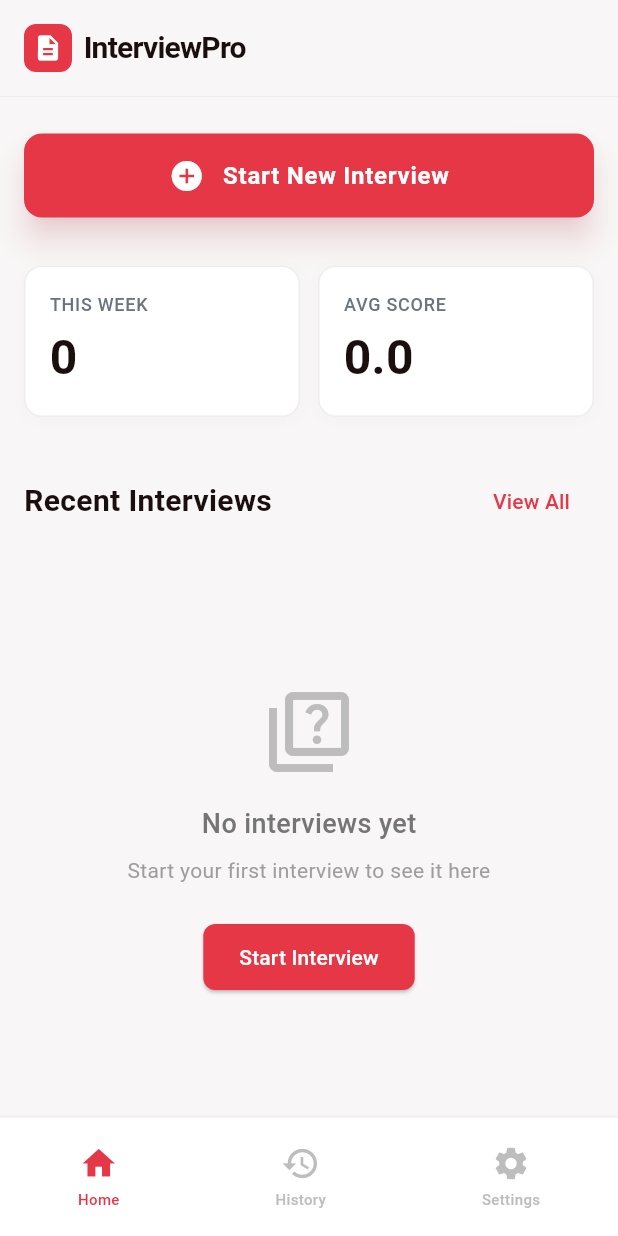
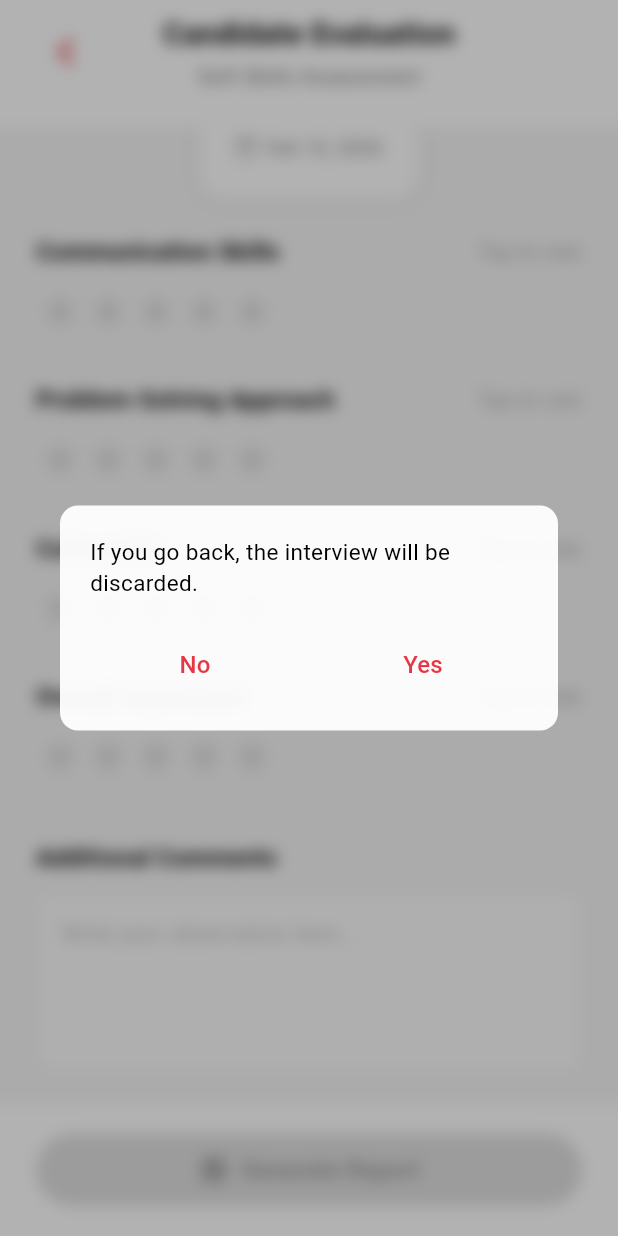
Before and after one commit to ZK-NIAZI/InterviewPro, a Flutter app: the CandidateEvaluationPage screen opened by its route, scrolled down 122 dp, after a tap on the "chevron left" icon, on a phone screen of 412 x 824 dp. Run offline on Flutter 3.47's test engine with Material 3 defaults, Android fonts, the phone set to English and light mode, and no system bars; our stand-ins replace appwrite, audioplayers, equatable, get_it, go_router, hive and 5 more; missing offline and left inert: record; accounts and stored records are empty; network calls fail.

Commit message:
add back navigation confirmation dialog

```diff
--- a/lib/features/interview/presentation/pages/candidate_evaluation_page.dart
+++ b/lib/features/interview/presentation/pages/candidate_evaluation_page.dart
@@ -11,6 +11,7 @@ import '../../../../shared/domain/repositories/interview_repository.dart';
 import '../providers/evaluation_provider.dart';
 import '../widgets/candidate_info_card.dart';
 import '../widgets/evaluation_form_widget.dart';
+import '../widgets/back_navigation_dialog.dart';
 
 /// Candidate evaluation screen for assessing soft skills and generating reports
 class CandidateEvaluationPage extends StatefulWidget {
@@ -85,6 +86,36 @@ class _CandidateEvaluationPageState extends State<CandidateEvaluationPage> {
         systemNavigationBarColor: Colors.white,
         systemNavigationBarIconBrightness: Brightness.dark,
       ),
+      child: PopScope(
+        canPop: false,
+        onPopInvokedWithResult: (bool didPop, dynamic result) async {
+          if (didPop) return;
+
+          final provider = context.read<EvaluationProvider>();
+          if (provider.isSaved) {
+            if (mounted) {
+              context.go(AppRouter.dashboard);
+            }
+            return;
+          }
+
+          final navigator = context;
+          final shouldPop = await BackNavigationDialog.show(navigator);
+          if (shouldPop == true) {
+            // Delete the interview from database
+            try {
+              final interviewRepository = sl<InterviewRepository>();
+              await interviewRepository.deleteInterview(widget.interviewId);
+              debugPrint('✅ Interview ${widget.interviewId} deleted');
+            } catch (e) {
+              debugPrint('❌ Error deleting interview: $e');
+            }
+
+            if (mounted) {
+              navigator.go(AppRouter.dashboard);
+            }
+          }
+        },
         child: Scaffold(
           backgroundColor: Colors.grey[100],
           body: Column(
@@ -106,6 +137,7 @@ class _CandidateEvaluationPageState extends State<CandidateEvaluationPage> {
             ],
           ),
         ),
+      ),
     );
   }
 
@@ -117,7 +149,30 @@ class _CandidateEvaluationPageState extends State<CandidateEvaluationPage> {
         children: [
           // Back button
           GestureDetector(
-            onTap: () => context.go(AppRouter.dashboard),
+            onTap: () async {
+              final provider = context.read<EvaluationProvider>();
+              if (provider.isSaved) {
+                context.go(AppRouter.dashboard);
+                return;
+              }
+
+              final navigator = context;
+              final shouldPop = await BackNavigationDialog.show(navigator);
+              if (shouldPop == true) {
+                // Delete the interview from database
+                try {
+                  final interviewRepository = sl<InterviewRepository>();
+                  await interviewRepository.deleteInterview(widget.interviewId);
+                  debugPrint('✅ Interview ${widget.interviewId} deleted');
+                } catch (e) {
+                  debugPrint('❌ Error deleting interview: $e');
+                }
+
+                if (mounted) {
+                  navigator.go(AppRouter.dashboard);
+                }
+              }
+            },
             child: Container(
               width: 40,
               height: 40,
--- a/lib/features/interview/presentation/providers/evaluation_provider.dart
+++ b/lib/features/interview/presentation/providers/evaluation_provider.dart
@@ -17,6 +17,7 @@ class EvaluationProvider extends ChangeNotifier {
   String _additionalComments = '';
   bool _isLoading = false;
   bool _isSaving = false;
+  bool _isSaved = false;
 
   // Getters
   int get communicationSkills => _communicationSkills;
@@ -26,6 +27,7 @@ class EvaluationProvider extends ChangeNotifier {
   String get additionalComments => _additionalComments;
   bool get isLoading => _isLoading;
   bool get isSaving => _isSaving;
+  bool get isSaved => _isSaved;
 
   /// Calculate overall score based on current ratings
   double get calculatedScore {
@@ -135,6 +137,7 @@ class EvaluationProvider extends ChangeNotifier {
     _culturalFit = 0;
     _overallImpression = 0;
     _additionalComments = '';
+    _isSaved = false;
     notifyListeners();
   }
 
@@ -205,6 +208,7 @@ class EvaluationProvider extends ChangeNotifier {
         await _interviewRepository.updateInterview(updatedInterview);
       }
 
+      _isSaved = true;
       return true;
     } catch (e) {
       debugPrint('Error saving evaluation: $e');
--- /dev/null
+++ b/lib/features/interview/presentation/widgets/back_navigation_dialog.dart
@@ -0,0 +1,59 @@
+import 'dart:ui';
+import 'package:flutter/material.dart';
+
+/// Confirmation dialog for back navigation from candidate evaluation screen
+class BackNavigationDialog extends StatelessWidget {
+  const BackNavigationDialog({super.key});
+
+  /// Static method to show the dialog
+  static Future<bool?> show(BuildContext context) {
+    return showDialog<bool>(
+      context: context,
+      barrierDismissible: true,
+      barrierColor: Colors.black.withOpacity(0.3),
+      builder: (context) => const BackNavigationDialog(),
+    );
+  }
+
+  @override
+  Widget build(BuildContext context) {
+    return BackdropFilter(
+      filter: ImageFilter.blur(sigmaX: 5.0, sigmaY: 5.0),
+      child: Dialog(
+        backgroundColor: Colors.white.withOpacity(0.95),
+        shape: RoundedRectangleBorder(borderRadius: BorderRadius.circular(12)),
+        child: Padding(
+          padding: const EdgeInsets.all(20),
+          child: Column(
+            mainAxisSize: MainAxisSize.min,
+            children: [
+              const Text(
+                'If you go back, the interview will be discarded.',
+                style: TextStyle(fontSize: 15, color: Colors.black),
+                textAlign: TextAlign.left,
+              ),
+              const SizedBox(height: 20),
+              Row(
+                children: [
+                  Expanded(
+                    child: TextButton(
+                      onPressed: () => Navigator.pop(context, false),
+                      child: const Text('No', style: TextStyle(fontSize: 16)),
+                    ),
+                  ),
+                  const SizedBox(width: 12),
+                  Expanded(
+                    child: TextButton(
+                      onPressed: () => Navigator.pop(context, true),
+                      child: const Text('Yes', style: TextStyle(fontSize: 16)),
+                    ),
+                  ),
+                ],
+              ),
+            ],
+          ),
+        ),
+      ),
+    );
+  }
+}
```
Also changed, not shown: 1 other file. Lines whose indentation alone changed are shown as unchanged.
